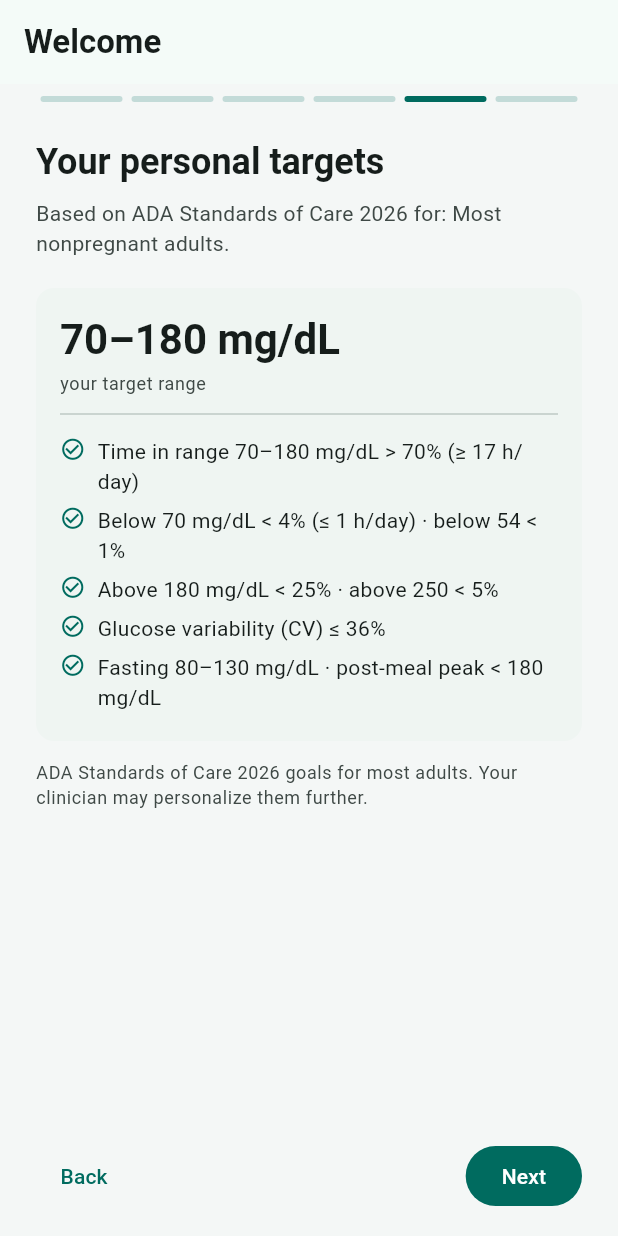
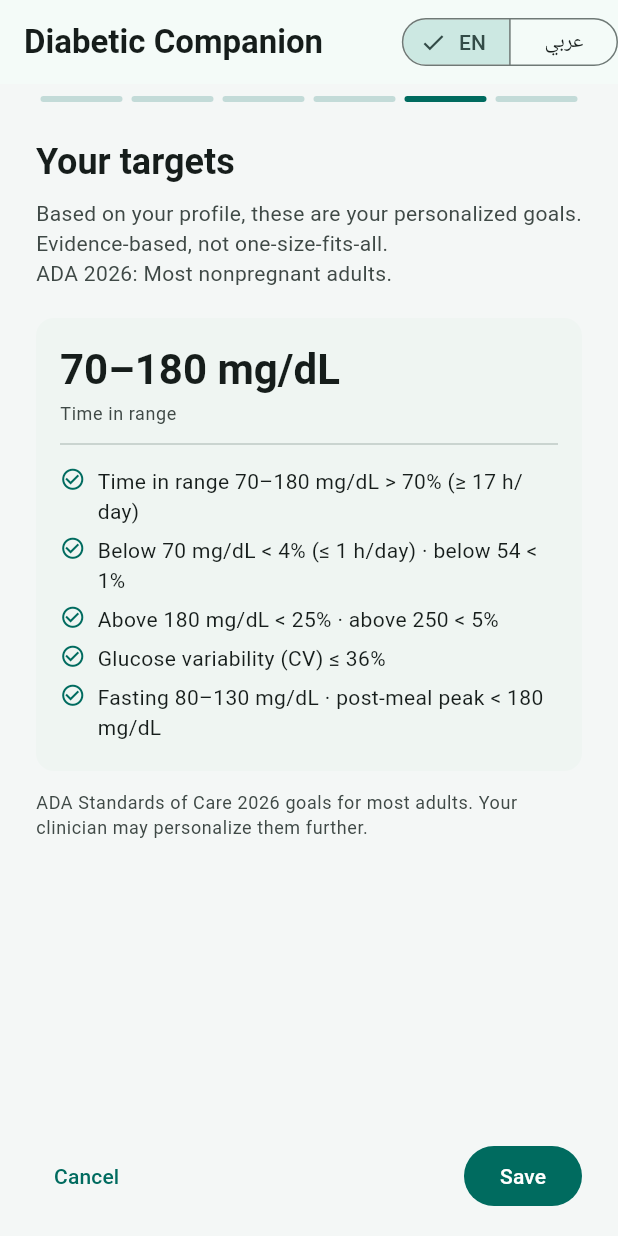
Before and after one commit to NadaHassab/diabetic-companion, a Flutter app: the screen it shows after launch, swiped to page 5, on a phone screen of 412 x 824 dp. Run offline on Flutter 3.47's test engine with Material 3 defaults, Android fonts, the phone set to English and light mode, and no system bars; our stand-ins replace flutter_local_notifications, flutter_tts, pdf, printing, speech_to_text, web; missing offline and left inert: encrypt; accounts and stored records are empty.

Commit message:
feat: Localized onboarding + EN/AR language toggle on first screen
- Onboarding screen fully localized (30+ keys) for English and Arabic
- EN/AR SegmentedButton in app bar visible on every onboarding page
- Language switch persists immediately so all text re-renders in chosen locale
- No AI models needed — all features are rule-based/statistical

62/62 tests pass, 0 analyzer issues, web build OK

```diff
--- a/lib/l10n/app_localizations.dart
+++ b/lib/l10n/app_localizations.dart
@@ -151,6 +151,35 @@ class AppLocalizations {
     'small': 'S',
     'medium': 'M',
     'large': 'L',
+    'onbWelcome': 'Your companion, not your judge',
+    'onbWelcomeBody': 'A calm place to log blood sugar and understand patterns. '
+        'Blood sugar is information, not a grade.',
+    'onbImportant': 'Important',
+    'onbDisclaimer': 'This app does not replace medical advice. Always consult your healthcare team for treatment decisions.',
+    'onbDisclaimerCheck': 'I understand this app does not replace medical advice.',
+    'onbDiabetesType': 'What type of diabetes?',
+    'onbDiabetesTypeBody': 'This personalizes your targets and safety content. You can change it anytime in Settings.',
+    'onbMedication': 'Your medication',
+    'onbMedicationBody': 'This helps us tailor safety alerts. Only what you share here.',
+    'onbAboutYou': 'About you',
+    'onbAboutYouBody': 'A few details to personalize your experience.',
+    'onbAge': 'Age',
+    'onbYourTargets': 'Your targets',
+    'onbTargetsBody': 'Based on your profile, these are your personalized goals. Evidence-based, not one-size-fits-all.',
+    'onbTimeInRange': 'Time in range',
+    'onbLow': 'Low',
+    'onbHigh': 'High',
+    'onbVeryHigh': 'Very high',
+    'onbSafetyQuiz': 'One safety question',
+    'onbSafetyQuizBody': 'Just to make sure the safety net is working. Pick the safest action.',
+    'onbQuizQuestion': 'What would you do at 55 mg/dL?',
+    'onbQuizOpt1': 'Wait and see if it goes up on its own',
+    'onbQuizOpt2': 'Eat 15 g fast-acting carbs and re-check in 15 minutes',
+    'onbQuizOpt3': 'Take insulin to bring it down faster',
+    'onbQuizCorrect': 'Correct! The 15-15 rule is the safest first step.',
+    'onbQuizWrong': 'Not quite. At 55, the safest step is fast-acting carbs (juice, glucose tablets) then re-check in 15 min.',
+    'onbGetStarted': 'Get started',
+    'onbLanguage': 'Language',
   };
 
   static const _ar = {
@@ -295,6 +324,35 @@ class AppLocalizations {
     'small': 'صغير',
     'medium': 'متوسط',
     'large': 'كبير',
+    'onbWelcome': 'رفيقك، لا حكم عليك',
+    'onbWelcomeBody': 'مكان هادئ لتسجيل سكر الدم وفهم الأنماط. '
+        'سكر الدم معلومات وليس درجة.',
+    'onbImportant': 'مهم',
+    'onbDisclaimer': 'هذا التطبيق لا يحل محل النصيحة الطبية. استشر فريق الرعاية الصحية دائماً لقرارات العلاج.',
+    'onbDisclaimerCheck': 'أفهم أن هذا التطبيق لا يحل محل النصيحة الطبية.',
+    'onbDiabetesType': 'ما نوع السكري؟',
+    'onbDiabetesTypeBody': 'هذا يخصص أهدافك ومحتوى السلامة. يمكنك تغييره في أي وقت من الإعدادات.',
+    'onbMedication': 'أدويتك',
+    'onbMedicationBody': 'هذا يساعدنا في تخصيص تنبيهات السلامة. فقط ما تشاركه هنا.',
+    'onbAboutYou': 'عنك',
+    'onbAboutYouBody': 'بعض التفاصيل لتخصيص تجربتك.',
+    'onbAge': 'العمر',
+    'onbYourTargets': 'أهدافك',
+    'onbTargetsBody': 'بناءً على ملفك الشخصي، هذه أهدافك الشخصية. مبنية على الأدلة وليست للجميع.',
+    'onbTimeInRange': 'الوقت في النطاق',
+    'onbLow': 'منخفض',
+    'onbHigh': 'مرتفع',
+    'onbVeryHigh': 'مرتفع جداً',
+    'onbSafetyQuiz': 'سؤال أمان واحد',
+    'onbSafetyQuizBody': 'فقط للتأكد من أن شبكة الأمان تعمل. اختر الإجراء الأكثر أماناً.',
+    'onbQuizQuestion': 'ماذا ستفعل عند 55 ملغ/ديسيلتر؟',
+    'onbQuizOpt1': 'انتظر وانظر إذا ارتفع وحده',
+    'onbQuizOpt2': 'كل 15 جرام من الكربوهيدرات السريعة وأعد الفحص بعد 15 دقيقة',
+    'onbQuizOpt3': 'خذ أنسولين لتقليله أسرع',
+    'onbQuizCorrect': 'صحيح! قاعدة 15-15 هي الخطوة الأولى الأكثر أماناً.',
+    'onbQuizWrong': 'ليس تماماً. عند 55، الخطوة الأكثر أماناً هي الكربوهيدرات السريعة (عصير، أقراص جلوكوز) ثم أعد الفحص بعد 15 دقيقة.',
+    'onbGetStarted': 'ابدأ',
+    'onbLanguage': 'اللغة',
   };
 
   String translate(String key) {
--- a/lib/ui/onboarding/onboarding_screen.dart
+++ b/lib/ui/onboarding/onboarding_screen.dart
@@ -1,7 +1,7 @@
 import 'package:flutter/material.dart';
 import 'package:provider/provider.dart';
 
-import '../../constants.dart';
+import '../../l10n/app_localizations.dart';
 import '../../models/targets.dart';
 import '../../models/user_profile.dart';
 import '../../state/app_state.dart';
@@ -27,6 +27,9 @@ class _OnboardingScreenState extends State<OnboardingScreen> {
     _pageController.dispose();
     super.dispose();
   }
+
+  String _tr(BuildContext context, String key) =>
+      AppLocalizations.of(context).translate(key);
 
   bool get _canAdvance {
     switch (_page) {
@@ -81,9 +84,37 @@ class _OnboardingScreenState extends State<OnboardingScreen> {
     final targets = GlycemicTargets.forProfile(_draft);
     return Scaffold(
       appBar: AppBar(
-        title: const Text('Welcome',
-            style: TextStyle(fontWeight: FontWeight.w600)),
+        title: Text(_tr(context, 'appTitle'),
+            style: const TextStyle(fontWeight: FontWeight.w600)),
         centerTitle: false,
+        actions: [
+          // Language toggle always visible in app bar
+          Padding(
+            padding: const EdgeInsets.only(left: 8),
+            child: SegmentedButton<String>(
+              segments: const [
+                ButtonSegment(value: 'en', label: Text('EN')),
+                ButtonSegment(value: 'ar', label: Text('عربي')),
+              ],
+              selected: {_draft.languageCode},
+              onSelectionChanged: (v) {
+                final lang = v.first;
+                setState(() => _draft = _draft.copyWith(languageCode: lang));
+                // Persist immediately so the whole widget tree rebuilds with new locale
+                context.read<AppState>().updateProfile(
+                      _draft.copyWith(
+                        onboarded: false,
+                        acceptedDisclaimer: _disclaimerAccepted,
+                      ),
+                    );
+              },
+              style: ButtonStyle(
+                visualDensity: VisualDensity.compact,
+                tapTargetSize: MaterialTapTargetSize.shrinkWrap,
+              ),
+            ),
+          ),
+        ],
       ),
       body: Column(
         children: [
@@ -130,12 +161,15 @@ class _OnboardingScreenState extends State<OnboardingScreen> {
             child: Row(
               children: [
                 if (_page > 0)
-                  TextButton(onPressed: _back, child: const Text('Back')),
+                  TextButton(
+                      onPressed: _back,
+                      child: Text(_tr(context, 'cancel'))),
                 const Spacer(),
                 FilledButton(
                   onPressed: _canAdvance ? _next : null,
-                  child:
-                      Text(_page == _totalPages - 1 ? 'Get started' : 'Next'),
+                  child: Text(_page == _totalPages - 1
+                      ? _tr(context, 'onbGetStarted')
+                      : _tr(context, 'save')),
                 ),
               ],
             ),
@@ -176,10 +210,8 @@ class _OnboardingScreenState extends State<OnboardingScreen> {
     final theme = Theme.of(context);
     return _stepScaffold(
       context,
-      title: 'Your companion, not your judge',
-      body:
-          'A calm place to log blood sugar and understand patterns. '
-          '$kCompassionLine',
+      title: _tr(context, 'onbWelcome'),
+      body: _tr(context, 'onbWelcomeBody'),
       child: Column(
         crossAxisAlignment: CrossAxisAlignment.start,
         children: [
@@ -196,13 +228,13 @@ class _OnboardingScreenState extends State<OnboardingScreen> {
                       Icon(Icons.info_outline,
                           size: 18, color: theme.colorScheme.primary),
                       const SizedBox(width: 8),
-                      Text('Important',
+                      Text(_tr(context, 'onbImportant'),
                           style: theme.textTheme.titleSmall
                               ?.copyWith(fontWeight: FontWeight.w600)),
                     ],
                   ),
                   const SizedBox(height: 8),
-                  Text(kMedicalDisclaimer,
+                  Text(_tr(context, 'onbDisclaimer'),
                       style: theme.textTheme.bodySmall?.copyWith(height: 1.4)),
                 ],
               ),
@@ -214,8 +246,7 @@ class _OnboardingScreenState extends State<OnboardingScreen> {
             onChanged: (v) => setState(() => _disclaimerAccepted = v ?? false),
             controlAffinity: ListTileControlAffinity.leading,
             contentPadding: EdgeInsets.zero,
-            title: const Text(
-                'I understand this app does not replace medical advice.'),
+            title: Text(_tr(context, 'onbDisclaimerCheck')),
           ),
         ],
       ),
@@ -224,9 +255,8 @@ class _OnboardingScreenState extends State<OnboardingScreen> {
 
   Widget _buildTypeStep(BuildContext context) => _stepScaffold(
         context,
-        title: 'What type of diabetes?',
-        body: 'This personalizes your targets and safety content. You can '
-            'change it anytime in Settings.',
+        title: _tr(context, 'onbDiabetesType'),
+        body: _tr(context, 'onbDiabetesTypeBody'),
         child: RadioGroup<DiabetesType>(
           groupValue: _draft.diabetesType,
           onChanged: (v) {
@@ -271,9 +301,8 @@ class _OnboardingScreenState extends State<OnboardingScreen> {
 
   Widget _buildInsulinStep(BuildContext context) => _stepScaffold(
         context,
-        title: 'Your medication',
-        body: 'Used only to tailor safety guidance. The app never calculates '
-            'or suggests doses.',
+        title: _tr(context, 'onbMedication'),
+        body: _tr(context, 'onbMedicationBody'),
         child: Column(
           children: [
             SwitchListTile(
@@ -282,7 +311,7 @@ class _OnboardingScreenState extends State<OnboardingScreen> {
                 _draft = _draft.copyWith(usesInsulin: v);
                 if (!v) _draft = _draft.copyWith(hasGlucagonKit: false);
               }),
-              title: const Text('I take insulin'),
+              title: Text(_tr(context, 'insulinTaking')),
               subtitle: const Text('Includes pens or pumps'),
             ),
             if (_draft.usesInsulin)
@@ -290,7 +319,7 @@ class _OnboardingScreenState extends State<OnboardingScreen> {
                 value: _draft.hasGlucagonKit,
                 onChanged: (v) =>
                     setState(() => _draft = _draft.copyWith(hasGlucagonKit: v)),
-                title: const Text('I have a glucagon kit at home'),
+                title: Text(_tr(context, 'glucagonAtHome')),
                 subtitle: const Text('Nasal or injection, in date'),
               ),
             if (_draft.usesInsulin && !_draft.hasGlucagonKit)
@@ -310,17 +339,17 @@ class _OnboardingScreenState extends State<OnboardingScreen> {
     final theme = Theme.of(context);
     return _stepScaffold(
       context,
-      title: 'A bit about you',
-      body: 'Age and special situations adjust your personal glucose goals.',
+      title: _tr(context, 'onbAboutYou'),
+      body: _tr(context, 'onbAboutYouBody'),
       child: Column(
         crossAxisAlignment: CrossAxisAlignment.start,
         children: [
           TextFormField(
             initialValue: _draft.ageYears.toString(),
             keyboardType: TextInputType.number,
-            decoration: const InputDecoration(
-              labelText: 'Age',
-              border: OutlineInputBorder(),
+            decoration: InputDecoration(
+              labelText: _tr(context, 'onbAge'),
+              border: const OutlineInputBorder(),
             ),
             onChanged: (v) {
               final age = int.tryParse(v);
@@ -337,19 +366,20 @@ class _OnboardingScreenState extends State<OnboardingScreen> {
             onChanged: _draft.diabetesType == DiabetesType.gestational
                 ? null
                 : (v) => setState(() => _draft = _draft.copyWith(pregnant: v)),
-            title: const Text('Pregnant'),
-            subtitle: const Text(
+            title: Text(_tr(context, 'pregnancy')),
+            subtitle: Text(
                 'Applies pregnancy glucose targets automatically with '
-                'gestational diabetes'),
+                'gestational diabetes',
+                style: theme.textTheme.bodySmall),
           ),
           SwitchListTile(
             value: _draft.olderAdultComplexHealth,
             onChanged: (v) => setState(
                 () => _draft = _draft.copyWith(olderAdultComplexHealth: v)),
-            title: const Text('Use relaxed older-adult goals'),
-            subtitle: const Text(
+            title: Text(_tr(context, 'olderAdult')),
+            subtitle: Text(
                 'For 65+ with complex health, where avoiding lows matters most',
-                style: TextStyle(fontSize: 12.5)),
+                style: theme.textTheme.bodySmall),
           ),
           const SizedBox(height: 8),
           Text(
@@ -367,8 +397,9 @@ class _OnboardingScreenState extends State<OnboardingScreen> {
     final theme = Theme.of(context);
     return _stepScaffold(
       context,
-      title: 'Your personal targets',
-      body: 'Based on ADA Standards of Care 2026 for: ${targets.stratumLabel}.',
+      title: _tr(context, 'onbYourTargets'),
+      body: '${_tr(context, 'onbTargetsBody')}\n'
+          'ADA 2026: ${targets.stratumLabel}.',
       child: Column(
         children: [
           Card(
@@ -385,7 +416,7 @@ class _OnboardingScreenState extends State<OnboardingScreen> {
                         ?.copyWith(fontWeight: FontWeight.w700),
                   ),
                   const SizedBox(height: 4),
-                  Text('your target range',
+                  Text(_tr(context, 'onbTimeInRange'),
                       style: theme.textTheme.bodySmall?.copyWith(
                           color: theme.colorScheme.onSurfaceVariant)),
                   const Divider(height: 24),
@@ -418,28 +449,19 @@ class _OnboardingScreenState extends State<OnboardingScreen> {
 
   Widget _buildQuizStep(BuildContext context) {
     final theme = Theme.of(context);
-    const options = [
-      'Wait until the next meal and recheck later.',
-      'Take 15 g of fast sugar now \u2014 juice or 4 glucose tablets '
-          '\u2014 then recheck in 15 minutes.',
-      'Take an extra dose of insulin to bring it down.',
+    final options = [
+      _tr(context, 'onbQuizOpt1'),
+      _tr(context, 'onbQuizOpt2'),
+      _tr(context, 'onbQuizOpt3'),
     ];
     final chosenCorrect = _quizChoice == _kQuizCorrectIndex;
     final answeredWrong =
         _quizChoice >= 0 && _quizChoice != _kQuizCorrectIndex;
 
-    String wrongHint(int idx) {
-      if (idx == 0) {
-        return 'Waiting lets a low go lower. Fast sugar works within minutes.';
-      }
-      return 'Insulin would push it lower \u2014 that is dangerous during a low.';
-    }
-
     return _stepScaffold(
       context,
-      title: 'One quick safety check',
-      body:
-          'You read 55 mg/dL and feel shaky and sweaty. What do you do first?',
+      title: _tr(context, 'onbSafetyQuiz'),
+      body: _tr(context, 'onbQuizQuestion'),
       child: RadioGroup<int>(
         groupValue: _quizChoice,
         onChanged: (v) => setState(() => _quizChoice = v ?? -1),
@@ -477,10 +499,7 @@ class _OnboardingScreenState extends State<OnboardingScreen> {
                       theme.colorScheme.primaryContainer.withValues(alpha: .5),
                   borderRadius: BorderRadius.circular(12),
                 ),
-                child: const Text(
-                  'That\u2019s right. This 15-15 habit is the core of staying '
-                  'safe \u2014 the app will show it whenever a reading goes low.',
-                ),
+                child: Text(_tr(context, 'onbQuizCorrect')),
               ),
             if (answeredWrong)
               Container(
@@ -491,7 +510,7 @@ class _OnboardingScreenState extends State<OnboardingScreen> {
                       theme.colorScheme.errorContainer.withValues(alpha: .35),
                   borderRadius: BorderRadius.circular(12),
                 ),
-                child: Text(wrongHint(_quizChoice)),
+                child: Text(_tr(context, 'onbQuizWrong')),
               ),
           ],
         ),
```
